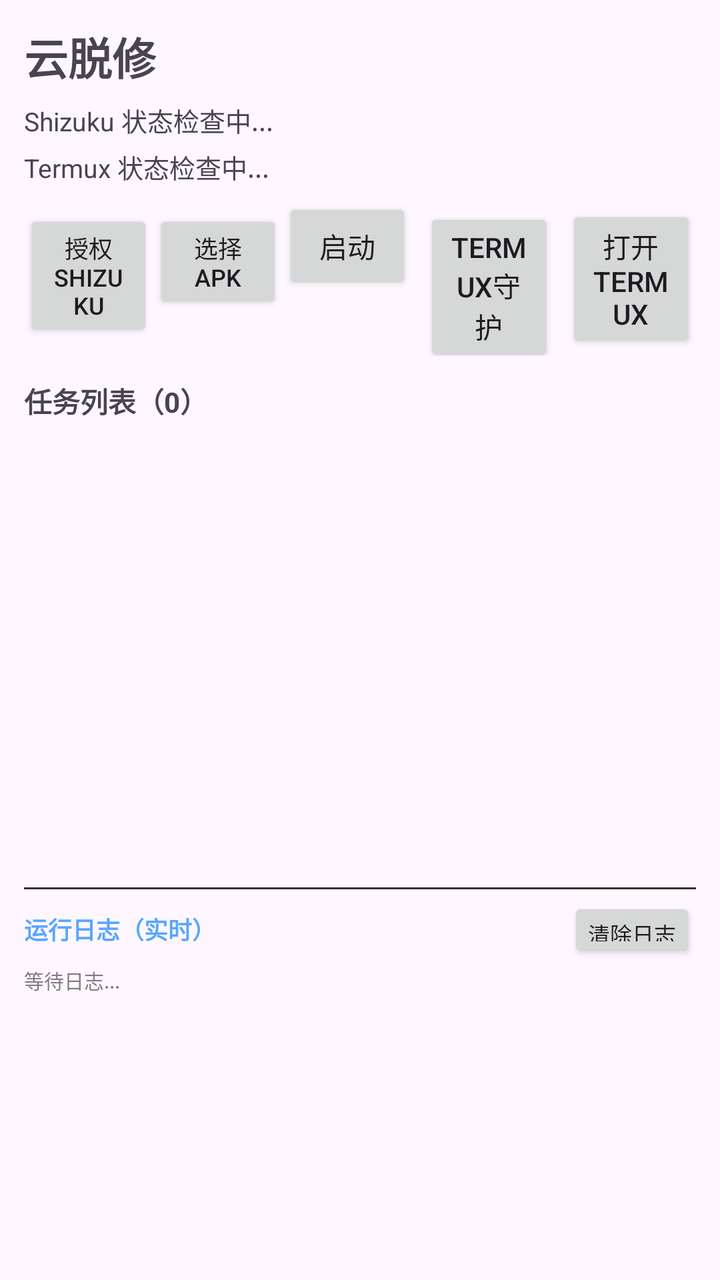
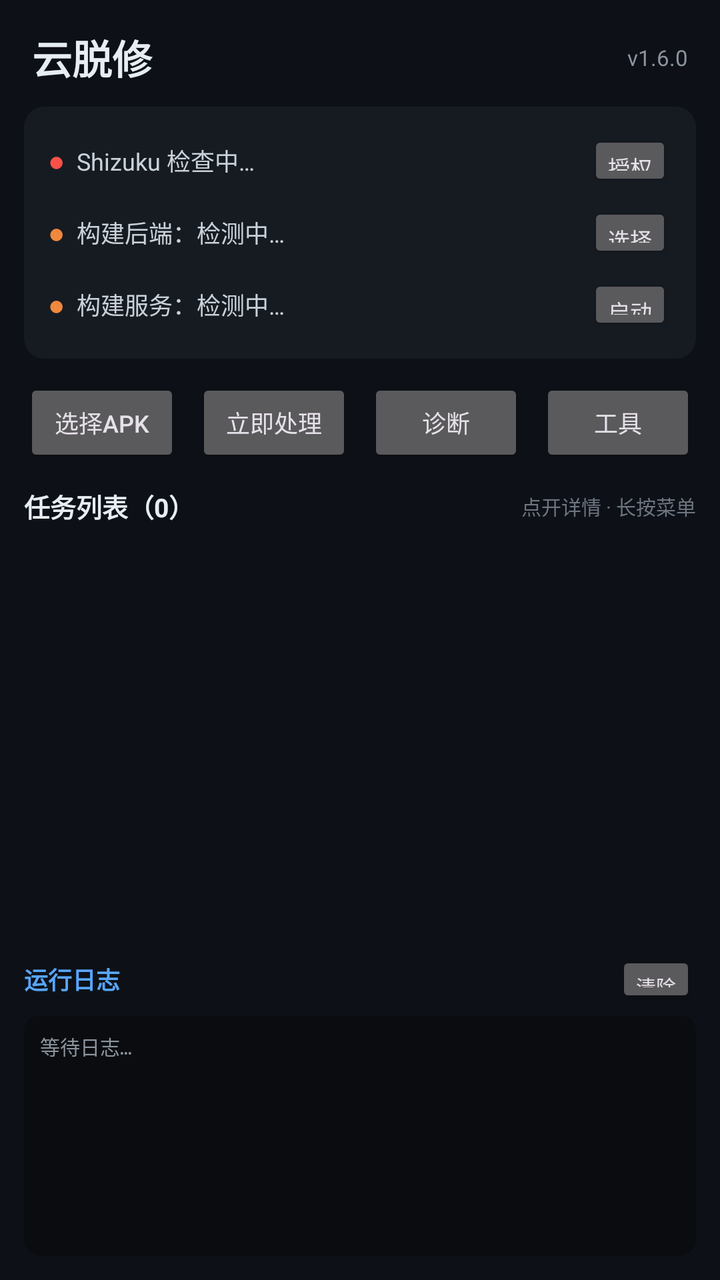

Before-and-after screenshots of an Android layout around one commit, followed by the original layout XML and the change that was made.
<!-- AndroidManifest.xml: application theme Theme.UnpackCloud -->
<!-- res/layout/activity_main.xml -->
<?xml version="1.0" encoding="utf-8"?>
<LinearLayout xmlns:android="http://schemas.android.com/apk/res/android"
    android:layout_width="match_parent"
    android:layout_height="match_parent"
    android:orientation="vertical"
    android:padding="12dp">

    <TextView
        android:layout_width="wrap_content"
        android:layout_height="wrap_content"
        android:text="云脱修"
        android:textSize="22sp"
        android:textStyle="bold" />

    <TextView
        android:id="@+id/tvShizuku"
        android:layout_width="match_parent"
        android:layout_height="wrap_content"
        android:text="Shizuku 状态检查中..."
        android:textSize="13sp"
        android:paddingTop="6dp"
        android:paddingBottom="2dp" />

    
    <TextView
        android:id="@+id/tvTermuxStatus"
        android:layout_width="match_parent"
        android:layout_height="wrap_content"
        android:text="Termux 状态检查中..."
        android:textSize="13sp"
        android:paddingTop="2dp"
        android:paddingBottom="6dp" />

    <LinearLayout
        android:layout_width="match_parent"
        android:layout_height="wrap_content"
        android:orientation="horizontal">

        <Button
            android:id="@+id/btnGrantShizuku"
            android:layout_width="0dp"
            android:layout_height="wrap_content"
            android:layout_weight="1"
            android:textSize="12sp"
            android:text="授权 Shizuku" />

        <Button
            android:id="@+id/btnPickApk"
            android:layout_width="0dp"
            android:layout_height="wrap_content"
            android:layout_weight="1"
            android:textSize="12sp"
            android:text="选择 APK" />

        <Button
            android:id="@+id/btnStartWorker"
            android:layout_width="0dp"
            android:layout_height="wrap_content"
            android:layout_weight="1"
            android:text="启动" />

        <Button
            android:id="@+id/btnStartDaemon"
            android:layout_width="0dp"
            android:layout_height="wrap_content"
            android:layout_weight="1"
            android:layout_marginStart="6dp"
            android:text="Termux守护" />

        <Button
            android:id="@+id/btnOpenTermux"
            android:layout_width="0dp"
            android:layout_height="wrap_content"
            android:layout_weight="1"
            android:layout_marginStart="6dp"
            android:text="打开Termux" />
    </LinearLayout>

    <TextView
        android:id="@+id/tvTaskCount"
        android:layout_width="wrap_content"
        android:layout_height="wrap_content"
        android:text="任务列表（0）"
        android:textSize="14sp"
        android:textStyle="bold"
        android:paddingTop="12dp"
        android:paddingBottom="4dp" />

    
    <androidx.recyclerview.widget.RecyclerView
        android:id="@+id/rvTasks"
        android:layout_width="match_parent"
        android:layout_height="0dp"
        android:layout_weight="3" />

    
    <View
        android:layout_width="match_parent"
        android:layout_height="1dp"
        android:background="#333333"
        android:layout_marginTop="8dp"
        android:layout_marginBottom="4dp" />

    
    <LinearLayout
        android:layout_width="match_parent"
        android:layout_height="wrap_content"
        android:orientation="horizontal"
        android:gravity="center_vertical">

        <TextView
            android:id="@+id/tvLogHeader"
            android:layout_width="0dp"
            android:layout_height="wrap_content"
            android:layout_weight="1"
            android:text="运行日志（实时）"
            android:textSize="12sp"
            android:textStyle="bold"
            android:textColor="#58A6FF" />

        <Button
            android:id="@+id/btnClearLog"
            android:layout_width="wrap_content"
            android:layout_height="32dp"
            android:minWidth="0dp"
            android:paddingStart="10dp"
            android:paddingEnd="10dp"
            android:textSize="11sp"
            android:text="清除日志" />
    </LinearLayout>

    <ScrollView
        android:id="@+id/svLog"
        android:layout_width="match_parent"
        android:layout_height="0dp"
        android:layout_weight="2"
        android:paddingTop="2dp"
        android:scrollbars="vertical">

        <TextView
            android:id="@+id/tvLog"
            android:layout_width="match_parent"
            android:layout_height="wrap_content"
            android:text="等待日志..."
            android:textSize="10sp"
            android:fontFamily="monospace"
            android:alpha="0.7" />
    </ScrollView>

</LinearLayout>
<!-- resources referenced by this layout -->
<resources>
  <style name="Theme.UnpackCloud" parent="Theme.Material3.DayNight.NoActionBar" />
</resources>

<!-- the commit's change to res/layout/activity_main.xml (unified diff, before → after) -->
@@ -1,150 +1,325 @@
 <?xml version="1.0" encoding="utf-8"?>
 <LinearLayout xmlns:android="http://schemas.android.com/apk/res/android"
+    xmlns:app="http://schemas.android.com/apk/res-auto"
     android:layout_width="match_parent"
     android:layout_height="match_parent"
     android:orientation="vertical"
-    android:padding="12dp">
-
-    <TextView
-        android:layout_width="wrap_content"
+    android:background="#0D1117">
+
+    
+    <LinearLayout
+        android:layout_width="match_parent"
         android:layout_height="wrap_content"
-        android:text="云脱修"
-        android:textSize="22sp"
-        android:textStyle="bold" />
-
-    <TextView
-        android:id="@+id/tvShizuku"
+        android:orientation="horizontal"
+        android:gravity="center_vertical"
+        android:paddingStart="16dp"
+        android:paddingEnd="16dp"
+        android:paddingTop="14dp"
+        android:paddingBottom="10dp">
+
+        <TextView
+            android:layout_width="0dp"
+            android:layout_height="wrap_content"
+            android:layout_weight="1"
+            android:text="云脱修"
+            android:textSize="20sp"
+            android:textStyle="bold"
+            android:textColor="#E6EDF3" />
+
+        <TextView
+            android:id="@+id/tvVersion"
+            android:layout_width="wrap_content"
+            android:layout_height="wrap_content"
+            android:text="v1.6.0"
+            android:textSize="11sp"
+            android:textColor="#8B949E" />
+    </LinearLayout>
+
+    
+    <androidx.cardview.widget.CardView
         android:layout_width="match_parent"
         android:layout_height="wrap_content"
-        android:text="Shizuku 状态检查中..."
-        android:textSize="13sp"
-        android:paddingTop="6dp"
-        android:paddingBottom="2dp" />
-
-    
-    <TextView
-        android:id="@+id/tvTermuxStatus"
+        android:layout_marginStart="12dp"
+        android:layout_marginEnd="12dp"
+        android:layout_marginBottom="10dp"
+        app:cardBackgroundColor="#161B22"
+        app:cardCornerRadius="10dp"
+        app:cardElevation="0dp">
+
+        <LinearLayout
+            android:layout_width="match_parent"
+            android:layout_height="wrap_content"
+            android:orientation="vertical"
+            android:padding="12dp">
+
+            
+            <LinearLayout
+                android:layout_width="match_parent"
+                android:layout_height="wrap_content"
+                android:orientation="horizontal"
+                android:gravity="center_vertical"
+                android:paddingBottom="6dp">
+
+                <TextView
+                    android:id="@+id/tvShizukuBadge"
+                    android:layout_width="wrap_content"
+                    android:layout_height="wrap_content"
+                    android:text="●"
+                    android:textSize="14sp"
+                    android:textColor="#F85149"
+                    android:paddingEnd="6dp" />
+
+                <TextView
+                    android:id="@+id/tvShizuku"
+                    android:layout_width="0dp"
+                    android:layout_height="wrap_content"
+                    android:layout_weight="1"
+                    android:text="Shizuku 检查中…"
+                    android:textSize="12sp"
+                    android:textColor="#C9D1D9" />
+
+                <Button
+                    android:id="@+id/btnGrantShizuku"
+                    android:layout_width="wrap_content"
+                    android:layout_height="30dp"
+                    android:minWidth="0dp"
+                    android:paddingStart="10dp"
+                    android:paddingEnd="10dp"
+                    android:textSize="11sp"
+                    android:text="授权" />
+            </LinearLayout>
+
+            
+            <LinearLayout
+                android:layout_width="match_parent"
+                android:layout_height="wrap_content"
+                android:orientation="horizontal"
+                android:gravity="center_vertical"
+                android:paddingBottom="6dp">
+
+                <TextView
+                    android:id="@+id/tvBackendBadge"
+                    android:layout_width="wrap_content"
+                    android:layout_height="wrap_content"
+                    android:text="●"
+                    android:textSize="14sp"
+                    android:textColor="#F0883E"
+                    android:paddingEnd="6dp" />
+
+                <TextView
+                    android:id="@+id/tvBackend"
+                    android:layout_width="0dp"
+                    android:layout_height="wrap_content"
+                    android:layout_weight="1"
+                    android:text="构建后端：检测中…"
+                    android:textSize="12sp"
+                    android:textColor="#C9D1D9" />
+
+                <Button
+                    android:id="@+id/btnChooseBackend"
+                    android:layout_width="wrap_content"
+                    android:layout_height="30dp"
+                    android:minWidth="0dp"
+                    android:paddingStart="10dp"
+                    android:paddingEnd="10dp"
+                    android:textSize="11sp"
+                    android:text="选择" />
+            </LinearLayout>
+
+            
+            <LinearLayout
+                android:layout_width="match_parent"
+                android:layout_height="wrap_content"
+                android:orientation="horizontal"
+                android:gravity="center_vertical">
+
+                <TextView
+                    android:id="@+id/tvServiceBadge"
+                    android:layout_width="wrap_content"
+                    android:layout_height="wrap_content"
+                    android:text="●"
+                    android:textSize="14sp"
+                    android:textColor="#F0883E"
+                    android:paddingEnd="6dp" />
+
+                <TextView
+                    android:id="@+id/tvTermuxStatus"
+                    android:layout_width="0dp"
+                    android:layout_height="wrap_content"
+                    android:layout_weight="1"
+                    android:text="构建服务：检测中…"
+                    android:textSize="12sp"
+                    android:textColor="#C9D1D9" />
+
+                <Button
+                    android:id="@+id/btnStartDaemon"
+                    android:layout_width="wrap_content"
+                    android:layout_height="30dp"
+                    android:minWidth="0dp"
+                    android:paddingStart="10dp"
+                    android:paddingEnd="10dp"
+                    android:textSize="11sp"
+                    android:text="启动" />
+            </LinearLayout>
+        </LinearLayout>
+    </androidx.cardview.widget.CardView>
+
+    
+    <LinearLayout
         android:layout_width="match_parent"
         android:layout_height="wrap_content"
-        android:text="Termux 状态检查中..."
-        android:textSize="13sp"
-        android:paddingTop="2dp"
-        android:paddingBottom="6dp" />
-
-    <LinearLayout
-        android:layout_width="match_parent"
-        android:layout_height="wrap_content"
-        android:orientation="horizontal">
-
-        <Button
-            android:id="@+id/btnGrantShizuku"
-            android:layout_width="0dp"
-            android:layout_height="wrap_content"
-            android:layout_weight="1"
-            android:textSize="12sp"
-            android:text="授权 Shizuku" />
+        android:orientation="horizontal"
+        android:paddingStart="12dp"
+        android:paddingEnd="12dp"
+        android:paddingBottom="10dp">
 
         <Button
             android:id="@+id/btnPickApk"
             android:layout_width="0dp"
-            android:layout_height="wrap_content"
+            android:layout_height="44dp"
             android:layout_weight="1"
             android:textSize="12sp"
-            android:text="选择 APK" />
+            android:text="选择APK" />
 
         <Button
             android:id="@+id/btnStartWorker"
             android:layout_width="0dp"
-            android:layout_height="wrap_content"
-            android:layout_weight="1"
-            android:text="启动" />
+            android:layout_height="44dp"
+            android:layout_weight="1"
+            android:layout_marginStart="8dp"
+            android:textSize="12sp"
+            android:text="立即处理" />
 
         <Button
-            android:id="@+id/btnStartDaemon"
-            android:layout_width="0dp"
-            android:layout_height="wrap_content"
-            android:layout_weight="1"
-            android:layout_marginStart="6dp"
-            android:text="Termux守护" />
+            android:id="@+id/btnDiagnose"
+            android:layout_width="0dp"
+            android:layout_height="44dp"
+            android:layout_weight="1"
+            android:layout_marginStart="8dp"
+            android:textSize="12sp"
+            android:text="诊断" />
 
         <Button
-            android:id="@+id/btnOpenTermux"
-            android:layout_width="0dp"
-            android:layout_height="wrap_content"
-            android:layout_weight="1"
-            android:layout_marginStart="6dp"
-            android:text="打开Termux" />
+            android:id="@+id/btnOpenTools"
+            android:layout_width="0dp"
+            android:layout_height="44dp"
+            android:layout_weight="1"
+            android:layout_marginStart="8dp"
+            android:textSize="12sp"
+            android:text="工具" />
     </LinearLayout>
 
-    <TextView
-        android:id="@+id/tvTaskCount"
-        android:layout_width="wrap_content"
-        android:layout_height="wrap_content"
-        android:text="任务列表（0）"
-        android:textSize="14sp"
-        android:textStyle="bold"
-        android:paddingTop="12dp"
-        android:paddingBottom="4dp" />
-
-    
-    <androidx.recyclerview.widget.RecyclerView
-        android:id="@+id/rvTasks"
+    
+    <LinearLayout
         android:layout_width="match_parent"
         android:layout_height="0dp"
-        android:layout_weight="3" />
-
-    
-    <View
-        android:layout_width="match_parent"
-        android:layout_height="1dp"
-        android:background="#333333"
-        android:layout_marginTop="8dp"
-        android:layout_marginBottom="4dp" />
+        android:layout_weight="3"
+        android:orientation="vertical"
+        android:layout_marginStart="12dp"
+        android:layout_marginEnd="12dp">
+
+        <LinearLayout
+            android:layout_width="match_parent"
+            android:layout_height="wrap_content"
+            android:orientation="horizontal"
+            android:gravity="center_vertical"
+            android:paddingBottom="6dp">
+
+            <TextView
+                android:id="@+id/tvTaskCount"
+                android:layout_width="0dp"
+                android:layout_height="wrap_content"
+                android:layout_weight="1"
+                android:text="任务列表（0）"
+                android:textSize="13sp"
+                android:textStyle="bold"
+                android:textColor="#E6EDF3" />
+
+            <TextView
+                android:id="@+id/tvTaskHint"
+                android:layout_width="wrap_content"
+                android:layout_height="wrap_content"
+                android:text="点开详情 · 长按菜单"
+                android:textSize="10sp"
+                android:textColor="#6E7681" />
+        </LinearLayout>
+
+        <androidx.recyclerview.widget.RecyclerView
+            android:id="@+id/rvTasks"
+            android:layout_width="match_parent"
+            android:layout_height="0dp"
+            android:layout_weight="1"
+            android:clipToPadding="false" />
+    </LinearLayout>
 
     
     <LinearLayout
-        android:layout_width="match_parent"
-        android:layout_height="wrap_content"
-        android:orientation="horizontal"
-        android:gravity="center_vertical">
-
-        <TextView
-            android:id="@+id/tvLogHeader"
-            android:layout_width="0dp"
-            android:layout_height="wrap_content"
-            android:layout_weight="1"
-            android:text="运行日志（实时）"
-            android:textSize="12sp"
-            android:textStyle="bold"
-            android:textColor="#58A6FF" />
-
-        <Button
-            android:id="@+id/btnClearLog"
-            android:layout_width="wrap_content"
-            android:layout_height="32dp"
-            android:minWidth="0dp"
-            android:paddingStart="10dp"
-            android:paddingEnd="10dp"
-            android:textSize="11sp"
-            android:text="清除日志" />
-    </LinearLayout>
-
-    <ScrollView
-        android:id="@+id/svLog"
         android:layout_width="match_parent"
         android:layout_height="0dp"
         android:layout_weight="2"
-        android:paddingTop="2dp"
-        android:scrollbars="vertical">
-
-        <TextView
-            android:id="@+id/tvLog"
-            android:layout_width="match_parent"
-            android:layout_height="wrap_content"
-            android:text="等待日志..."
-            android:textSize="10sp"
-            android:fontFamily="monospace"
-            android:alpha="0.7" />
-    </ScrollView>
+        android:orientation="vertical"
+        android:layout_marginStart="12dp"
+        android:layout_marginEnd="12dp"
+        android:layout_marginTop="4dp">
+
+        <LinearLayout
+            android:layout_width="match_parent"
+            android:layout_height="wrap_content"
+            android:orientation="horizontal"
+            android:gravity="center_vertical"
+            android:paddingBottom="4dp">
+
+            <TextView
+                android:id="@+id/tvLogHeader"
+                android:layout_width="0dp"
+                android:layout_height="wrap_content"
+                android:layout_weight="1"
+                android:text="运行日志"
+                android:textSize="12sp"
+                android:textStyle="bold"
+                android:textColor="#58A6FF" />
+
+            <Button
+                android:id="@+id/btnClearLog"
+                android:layout_width="wrap_content"
+                android:layout_height="28dp"
+                android:minWidth="0dp"
+                android:paddingStart="10dp"
+                android:paddingEnd="10dp"
+                android:textSize="10sp"
+                android:text="清除" />
+        </LinearLayout>
+
+        <androidx.cardview.widget.CardView
+            android:layout_width="match_parent"
+            android:layout_height="0dp"
+            android:layout_weight="1"
+            app:cardBackgroundColor="#0A0C10"
+            app:cardCornerRadius="8dp"
+            app:cardElevation="0dp">
+
+            <ScrollView
+                android:id="@+id/svLog"
+                android:layout_width="match_parent"
+                android:layout_height="match_parent"
+                android:padding="8dp"
+                android:scrollbars="vertical">
+
+                <TextView
+                    android:id="@+id/tvLog"
+                    android:layout_width="match_parent"
+                    android:layout_height="wrap_content"
+                    android:text="等待日志…"
+                    android:textSize="10sp"
+                    android:fontFamily="monospace"
+                    android:textColor="#8B949E"
+                    android:lineSpacingExtra="2dp" />
+            </ScrollView>
+        </androidx.cardview.widget.CardView>
+    </LinearLayout>
+
+    <View
+        android:layout_width="match_parent"
+        android:layout_height="12dp" />
 
 </LinearLayout>
<!-- resource entries referenced after the edit -->
@@ -1,5 +1,40 @@
 <!-- resources referenced by this layout -->
 <resources>
-  <style name="Theme.UnpackCloud" parent="Theme.Material3.DayNight.NoActionBar" />
+  <style name="Theme.UnpackCloud" parent="Theme.Material3.Dark.NoActionBar">
+          
+          <item name="colorPrimary">#58A6FF</item>
+          <item name="colorOnPrimary">#0D1117</item>
+          <item name="colorPrimaryContainer">#1F6FEB</item>
+          <item name="colorOnPrimaryContainer">#E6EDF3</item>
+  
+          
+          <item name="colorSecondary">#3FB950</item>
+          <item name="colorOnSecondary">#0D1117</item>
+          <item name="colorError">#F85149</item>
+  
+          
+          <item name="android:colorBackground">#0D1117</item>
+          <item name="colorSurface">#161B22</item>
+          <item name="colorOnSurface">#E6EDF3</item>
+          <item name="colorSurfaceVariant">#21262D</item>
+          <item name="colorOnSurfaceVariant">#8B949E</item>
+          <item name="android:colorBackgroundFloating">#161B22</item>
+  
+          
+          <item name="android:statusBarColor">#0D1117</item>
+          <item name="android:windowLightStatusBar">false</item>
+          <item name="android:navigationBarColor">#0D1117</item>
+  
+          
+          <item name="materialButtonStyle">@style/YtxButton</item>
+      </style>
+  <style name="YtxButton" parent="Widget.Material3.Button">
+          <item name="cornerRadius">8dp</item>
+          <item name="android:letterSpacing">0.02</item>
+          <item name="android:textAllCaps">false</item>
+          <item name="android:minHeight">0dp</item>
+          <item name="android:insetTop">0dp</item>
+          <item name="android:insetBottom">0dp</item>
+      </style>
 </resources>
 
